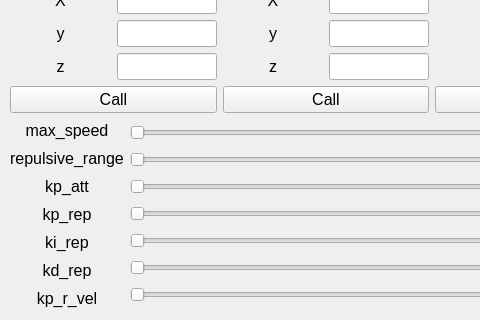
This is vehicle_monitor.ui in ICSL-hanyang/vehicle_monitor as Qt 5 draws it before an edit; both pictures show x 0 to 480 and y 518 to 838 of the 650 by 838 pixel window. The edited form follows.
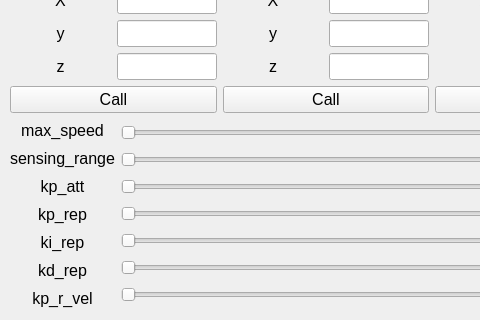
This is the edited form.

Commit message: parameter name change repulsive_range

```diff
--- a/vehicle_monitor.ui
+++ b/vehicle_monitor.ui
@@ -922,7 +922,7 @@
            </font>
           </property>
           <property name="text">
-           <string>repulsive_range</string>
+           <string>sensing_range</string>
           </property>
           <property name="alignment">
            <set>Qt::AlignCenter</set>
```
The commit also changes 1 other file.
